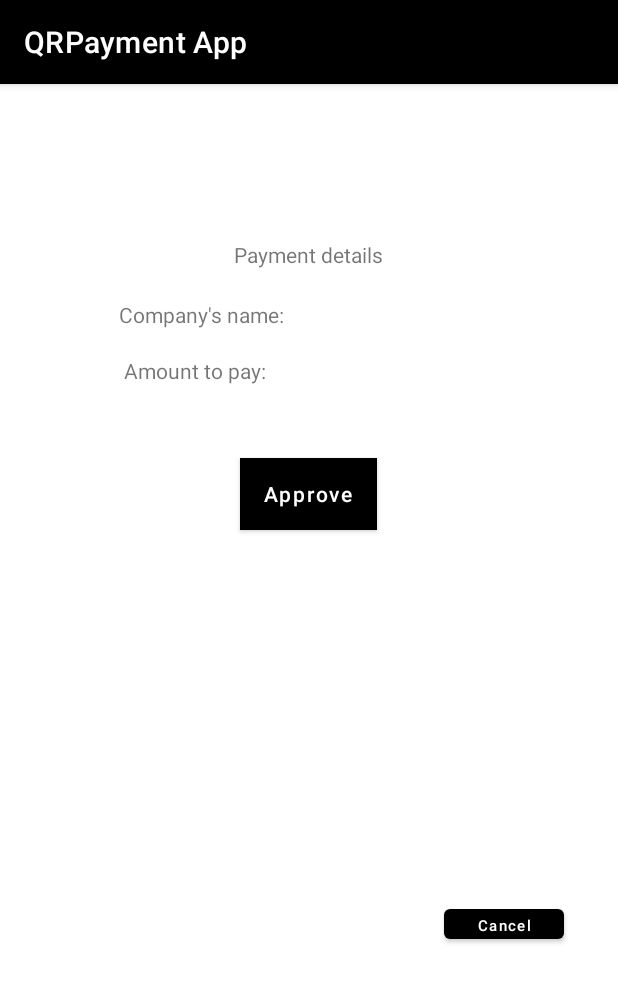
After one commit to adirb95/QrPayment-App, an Android app: the AfterQRscanActivity screen opened directly, with no data from a screen before it, on a phone screen of 412 x 824 dp. The commit adds this screen. Shown: the top 982 px of the screen. Run offline under Robolectric (Android 15) with nearby library versions, the phone set to English and light mode, and no system bars; 1 statement that could not run was skipped.

Commit message:
added: JsonIO AfterQRscanActivity

```diff
--- a/app/src/main/AndroidManifest.xml
+++ b/app/src/main/AndroidManifest.xml
@@ -14,7 +14,8 @@
         android:roundIcon="@mipmap/ic_launcher_round"
         android:supportsRtl="true"
         android:theme="@style/Theme.QRPayment">
-        <activity android:name=".HistoryActivity"></activity>
+        <activity android:name=".AfterQRscanActivity"></activity>
+        <activity android:name=".HistoryActivity" />
         <activity android:name=".PaymentActivity" />
         <activity
             android:name=".CameraViewActivity"
--- /dev/null
+++ b/app/src/main/java/com/example/qrpayment/AfterQRscanActivity.java
@@ -0,0 +1,29 @@
+package com.example.qrpayment;
+
+import androidx.appcompat.app.AppCompatActivity;
+
+import android.content.Intent;
+import android.os.Bundle;
+
+import com.fasterxml.jackson.core.JsonProcessingException;
+
+public class AfterQRscanActivity extends AppCompatActivity {
+    JsonIO jsonIO;
+    String JsonString;
+    Payment newPayment;
+
+
+    @Override
+    protected void onCreate(Bundle savedInstanceState) {
+        jsonIO=new JsonIO();
+        super.onCreate(savedInstanceState);
+        setContentView(R.layout.activity_after_q_rscan);
+        JsonString= getIntent().getStringExtra("QRDetails");
+        try {
+            newPayment=(Payment)jsonIO.JsonString_to_Object(JsonString,Payment.class);
+        } catch (JsonProcessingException e) {
+            e.printStackTrace();
+        }
+
+    }
+}
--- a/app/src/main/java/com/example/qrpayment/CameraViewActivity.java
+++ b/app/src/main/java/com/example/qrpayment/CameraViewActivity.java
@@ -82,10 +82,10 @@ public class CameraViewActivity extends AppCompatActivity {
                     vibrator.vibrate(250);
                     String qr_content = qrCode.toString();
                     System.out.println(qr_content);
-                    Intent intent = new Intent(getApplicationContext(), PaymentActivity.class);
+                    Intent intent = new Intent(getApplicationContext(), AfterQRscanActivity.class);
                     intent.putExtra("QRDetails", qr_content);
                     startActivity(intent);
-                    setContentView(R.layout.activity_payment);
+                    setContentView(R.layout.activity_after_q_rscan);
                 }
             }
         });
--- /dev/null
+++ b/app/src/main/java/com/example/qrpayment/JsonIO.java
@@ -0,0 +1,17 @@
+package com.example.qrpayment;
+
+import com.fasterxml.jackson.core.JsonProcessingException;
+import com.fasterxml.jackson.databind.ObjectMapper;
+
+public class JsonIO {
+    static public <T> T JsonString_to_Object(String JSON_string,Class<T> objectClass ) throws JsonProcessingException {
+        System.out.println(objectClass.getClass());
+        T newObject = new ObjectMapper().readValue(JSON_string,objectClass);
+        return newObject;
+    }
+    static public String Object_to_JsonString(Object object) throws JsonProcessingException {
+        String newJsonString = new ObjectMapper().writeValueAsString(object);
+        return newJsonString;
+    }
+
+}
--- a/app/src/main/java/com/example/qrpayment/LoggedInActivity.java
+++ b/app/src/main/java/com/example/qrpayment/LoggedInActivity.java
@@ -13,6 +13,7 @@ import android.widget.Button;
 import android.widget.TextView;
 
 public class LoggedInActivity extends AppCompatActivity {
+    JsonIO jsonIO;
     LoggedInActivityViewModel loggedInActivityViewModel;
     User object;
     public Button btn_QR_CODE_SCAN;
@@ -28,12 +29,12 @@ public class LoggedInActivity extends AppCompatActivity {
         btn_QR_CODE_SCAN=findViewById(R.id.btn_QR_Scan);
         String username = getIntent().getStringExtra("name");
         try {
-            object=  (User) loggedInActivityViewModel.JsonString_to_Object(username);
+            object=  (User) JsonIO.JsonString_to_Object(username,User.class);
 
         } catch (JsonProcessingException e) {
             e.printStackTrace();
         }
-        left_corner_msg.setText("welcome " +object.getFirstName()+" "+ object.getLastName());
+        left_corner_msg.setText("Welcome " +object.getFirstName()+" "+ object.getLastName());
         btn_QR_CODE_SCAN.setOnClickListener(new View.OnClickListener() {
             @Override
             public void onClick(View v) {
--- a/app/src/main/java/com/example/qrpayment/LoggedInActivityViewModel.java
+++ b/app/src/main/java/com/example/qrpayment/LoggedInActivityViewModel.java
@@ -6,9 +6,9 @@ import com.fasterxml.jackson.databind.ObjectMapper;
 
 public class LoggedInActivityViewModel {
 
-    public Object JsonString_to_Object(String JSON_string ) throws JsonProcessingException {
+  /*  public Object JsonString_to_Object(String JSON_string ) throws JsonProcessingException {
        Object newUser = new ObjectMapper().readValue(JSON_string, User.class);
         return newUser;
-    }
+    }*/
 
 }
--- /dev/null
+++ b/app/src/main/res/layout/activity_after_q_rscan.xml
@@ -0,0 +1,84 @@
+<?xml version="1.0" encoding="utf-8"?>
+<androidx.constraintlayout.widget.ConstraintLayout xmlns:android="http://schemas.android.com/apk/res/android"
+    xmlns:app="http://schemas.android.com/apk/res-auto"
+    xmlns:tools="http://schemas.android.com/tools"
+    android:layout_width="match_parent"
+    android:layout_height="match_parent"
+    tools:context=".AfterQRscanActivity">
+
+    <androidx.constraintlayout.widget.ConstraintLayout
+        android:id="@+id/frameLayout"
+        android:layout_width="284dp"
+        android:layout_height="237dp"
+        app:layout_constraintBottom_toBottomOf="parent"
+        app:layout_constraintEnd_toEndOf="parent"
+        app:layout_constraintHorizontal_bias="0.496"
+        app:layout_constraintStart_toStartOf="parent"
+        app:layout_constraintTop_toTopOf="parent"
+        app:layout_constraintVertical_bias="0.143">
+
+        <TextView
+            android:id="@+id/textView3"
+            android:layout_width="248dp"
+            android:layout_height="25dp"
+            android:layout_marginStart="16dp"
+            android:layout_marginTop="68dp"
+            android:text="Company's name:"
+            app:layout_constraintStart_toStartOf="parent"
+            app:layout_constraintTop_toTopOf="parent" />
+
+        <TextView
+            android:id="@+id/textView_CompanysName"
+            android:layout_width="128dp"
+            android:layout_height="25dp"
+            android:layout_marginTop="12dp"
+            android:text="Amount to pay: "
+            app:layout_constraintBottom_toBottomOf="parent"
+            app:layout_constraintEnd_toEndOf="parent"
+            app:layout_constraintHorizontal_bias="0.124"
+            app:layout_constraintStart_toStartOf="parent"
+            app:layout_constraintTop_toBottomOf="@+id/textView3"
+            app:layout_constraintVertical_bias="0.0" />
+
+        <TextView
+            android:id="@+id/textView_AmountToPay"
+            android:layout_width="wrap_content"
+            android:layout_height="wrap_content"
+            android:layout_marginTop="28dp"
+            android:text="Payment details"
+            app:layout_constraintEnd_toEndOf="parent"
+            app:layout_constraintHorizontal_bias="0.502"
+            app:layout_constraintStart_toStartOf="parent"
+            app:layout_constraintTop_toTopOf="parent" />
+
+        <Button
+            android:id="@+id/btn_Approve"
+            android:layout_width="wrap_content"
+            android:layout_height="wrap_content"
+            android:layout_marginBottom="16dp"
+            android:background="@android:color/holo_blue_dark"
+            android:shadowColor="#1C639C"
+            android:text="Approve"
+            android:textAllCaps="false"
+            app:layout_constraintBottom_toBottomOf="parent"
+            app:layout_constraintEnd_toEndOf="parent"
+            app:layout_constraintStart_toStartOf="parent"
+            app:rippleColor="@color/teal_200"
+            app:strokeColor="#2196F3" />
+
+    </androidx.constraintlayout.widget.ConstraintLayout>
+
+
+    <Button
+        android:id="@+id/btn_Cancel"
+        android:layout_width="80dp"
+        android:layout_height="32dp"
+        android:layout_marginBottom="192dp"
+        android:text="Cancel"
+        android:textAllCaps="false"
+        android:textSize="10sp"
+        app:layout_constraintBottom_toBottomOf="parent"
+        app:layout_constraintEnd_toEndOf="parent"
+        app:layout_constraintHorizontal_bias="0.891"
+        app:layout_constraintStart_toStartOf="parent" />
+</androidx.constraintlayout.widget.ConstraintLayout>
--- a/app/src/main/res/layout/activity_logged_in.xml
+++ b/app/src/main/res/layout/activity_logged_in.xml
@@ -33,7 +33,7 @@
         android:id="@+id/textView_left_corner_msg"
         android:layout_width="378dp"
         android:layout_height="135dp"
-        android:text="helo"
+        android:text=""
         android:textSize="30sp"
         android:textStyle="bold"
         app:layout_constraintBottom_toBottomOf="parent"
--- a/app/src/main/res/values/themes.xml
+++ b/app/src/main/res/values/themes.xml
@@ -2,8 +2,8 @@
     <!-- Base application theme. -->
     <style name="Theme.QRPayment" parent="Theme.MaterialComponents.DayNight.DarkActionBar">
         <!-- Primary brand color. -->
-        <item name="colorPrimary">@color/purple_500</item>
-        <item name="colorPrimaryVariant">@color/purple_700</item>
+        <item name="colorPrimary">@color/black</item>
+        <item name="colorPrimaryVariant">@color/black</item>
         <item name="colorOnPrimary">@color/white</item>
         <!-- Secondary brand color. -->
         <item name="colorSecondary">@color/teal_200</item>
```
